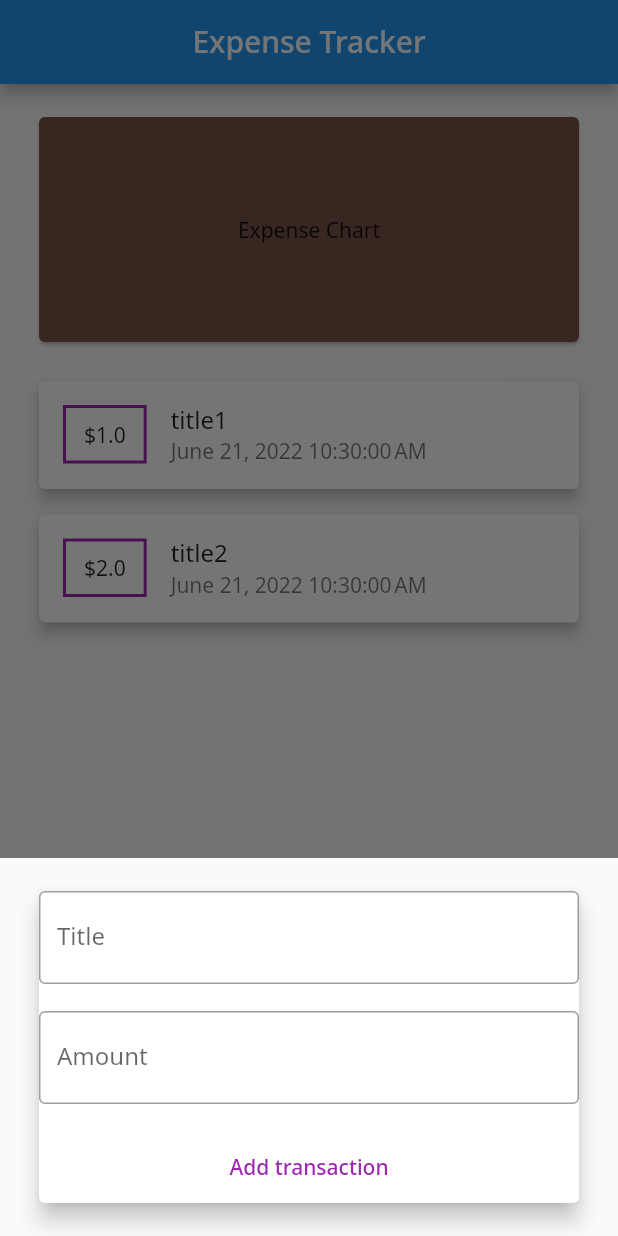
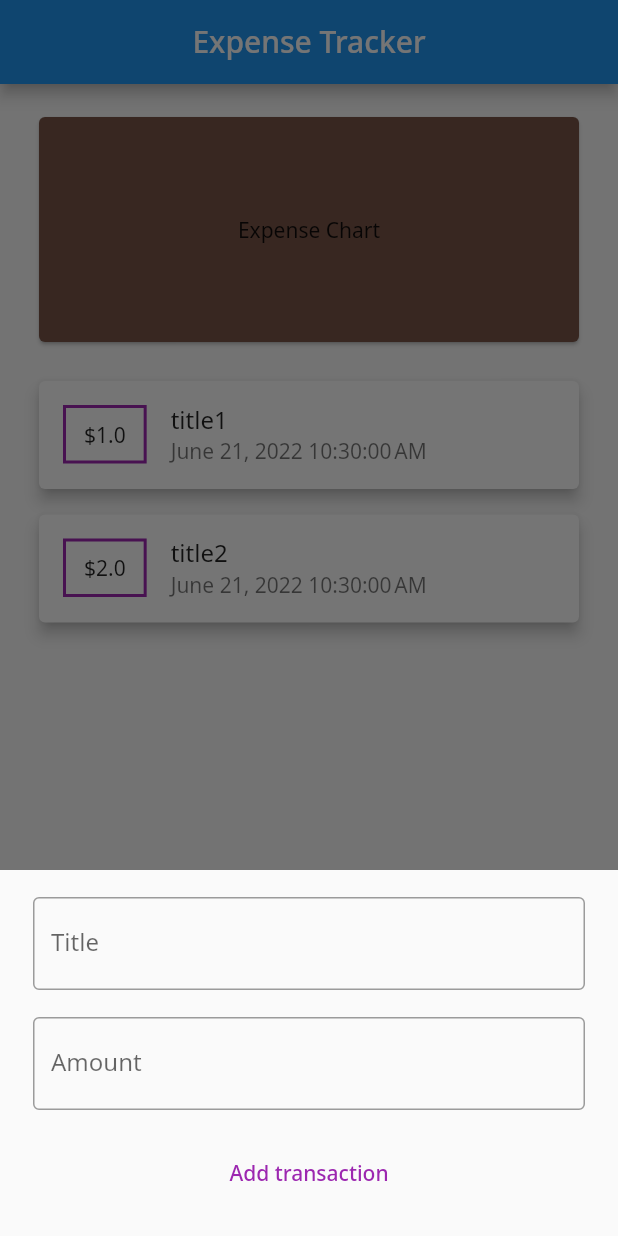
Before and after one commit to k-nacion/expense_app, a Flutter app: the screen it shows after launch, after a tap on the "add" icon, on a phone screen of 412 x 824 dp. Run offline on Flutter 3.47's test engine with Material 2 defaults, Android fonts, the phone set to English and light mode, and no system bars; our stand-ins replace bloc, equatable, flutter_bloc, google_fonts.

Commit message:
Implemented Modal Sheet (Fixed: keyboard is closing once textfield is open)

```diff
--- a/lib/main.dart
+++ b/lib/main.dart
@@ -22,9 +22,6 @@ class ExpenseTrackerApp extends StatelessWidget {
 
     final transactionRepos1 = TransactionRepositoryImpl(TransactionService());
     final transactionRepos2 = TransactionRepositoryImpl(TransactionService());
-
-    print(identical(transactionRepos1, transactionRepos2));
-    print(transactionRepos2 == transactionRepos1);
 
     return MultiBlocProvider(
       providers: <BlocProvider>[
--- a/lib/presentation/feature/transaction_input/transaction_amount_text_form_field.dart
+++ b/lib/presentation/feature/transaction_input/transaction_amount_text_form_field.dart
@@ -5,10 +5,7 @@ import 'package:flutter_bloc/flutter_bloc.dart';
 class TransactionAmountTextFormField extends StatelessWidget {
   const TransactionAmountTextFormField({
     Key? key,
-    required this.amountController,
   }) : super(key: key);
-
-  final TextEditingController amountController;
 
   @override
   Widget build(BuildContext context) {
--- a/lib/presentation/feature/transaction_input/transaction_input.dart
+++ b/lib/presentation/feature/transaction_input/transaction_input.dart
@@ -9,12 +9,9 @@ import 'package:flutter/material.dart';
 import 'package:flutter_bloc/flutter_bloc.dart';
 
 class TransactionInput extends StatelessWidget {
-  TransactionInput({Key? key}) : super(key: key);
+  const TransactionInput({Key? key}) : super(key: key);
 
-  final globalKey = GlobalKey<FormState>();
-
-  final TextEditingController titleController = TextEditingController();
-  final TextEditingController amountController = TextEditingController();
+  static final globalKey = GlobalKey<FormState>();
 
   @override
   Widget build(BuildContext context) {
@@ -22,27 +19,22 @@ class TransactionInput extends StatelessWidget {
       child: Form(
         autovalidateMode: AutovalidateMode.onUserInteraction,
         key: globalKey,
-        child: Card(
-          elevation: 6,
         child: SingleChildScrollView(
           child: Column(
             mainAxisSize: MainAxisSize.min,
             children: [
-                MarginVertical(
+              const MarginVertical(
                 topMargin: 0,
-                  child: TransactionTitleTextFormField(
-                      titleController: titleController),
+                child: TransactionTitleTextFormField(),
               ),
-                MarginVertical(
+              const MarginVertical(
                 topMargin: 0,
-                  child: TransactionAmountTextFormField(
-                      amountController: amountController),
+                child: TransactionAmountTextFormField(),
               ),
               TextButton(
                 onPressed: () {
                   globalKey.currentState!.save();
-                    final cubitState =
-                        context.read<TransactionFormCubit>().state;
+                  final cubitState = context.read<TransactionFormCubit>().state;
                   final transaction = TransactionModel(
                       title: cubitState.titleText,
                       amount: double.parse(cubitState.amountText),
@@ -57,7 +49,6 @@ class TransactionInput extends StatelessWidget {
           ),
         ),
       ),
-      ),
     );
   }
 }
--- a/lib/presentation/feature/transaction_input/transaction_title_text_form_field.dart
+++ b/lib/presentation/feature/transaction_input/transaction_title_text_form_field.dart
@@ -7,10 +7,7 @@ import 'package:flutter_bloc/flutter_bloc.dart';
 class TransactionTitleTextFormField extends StatelessWidget {
   const TransactionTitleTextFormField({
     Key? key,
-    required this.titleController,
   }) : super(key: key);
-
-  final TextEditingController titleController;
 
   @override
   Widget build(BuildContext context) {
--- a/lib/presentation/page/homepage.dart
+++ b/lib/presentation/page/homepage.dart
@@ -25,9 +25,9 @@ class _HomepageState extends State<Homepage> {
       ),
       body: Column(
         crossAxisAlignment: CrossAxisAlignment.stretch,
-        children: [
-          const MarginAll(child: TransactionChartFeature()),
-          const Flexible(child: TransactionListFeature()),
+        children: const [
+          MarginAll(child: TransactionChartFeature()),
+          Flexible(child: TransactionListFeature()),
         ],
       ),
       floatingActionButton: _buildFloatingActionButton(context),
@@ -44,7 +44,8 @@ class _HomepageState extends State<Homepage> {
       FloatingActionButton(
         onPressed: () {
           showModalBottomSheet(
-            builder: (context) => MarginHorizontal(child: TransactionInput()),
+            builder: (context) =>
+                const MarginHorizontal(child: TransactionInput()),
             context: context,
           );
         },
```
Lines whose indentation alone changed are shown as unchanged.
